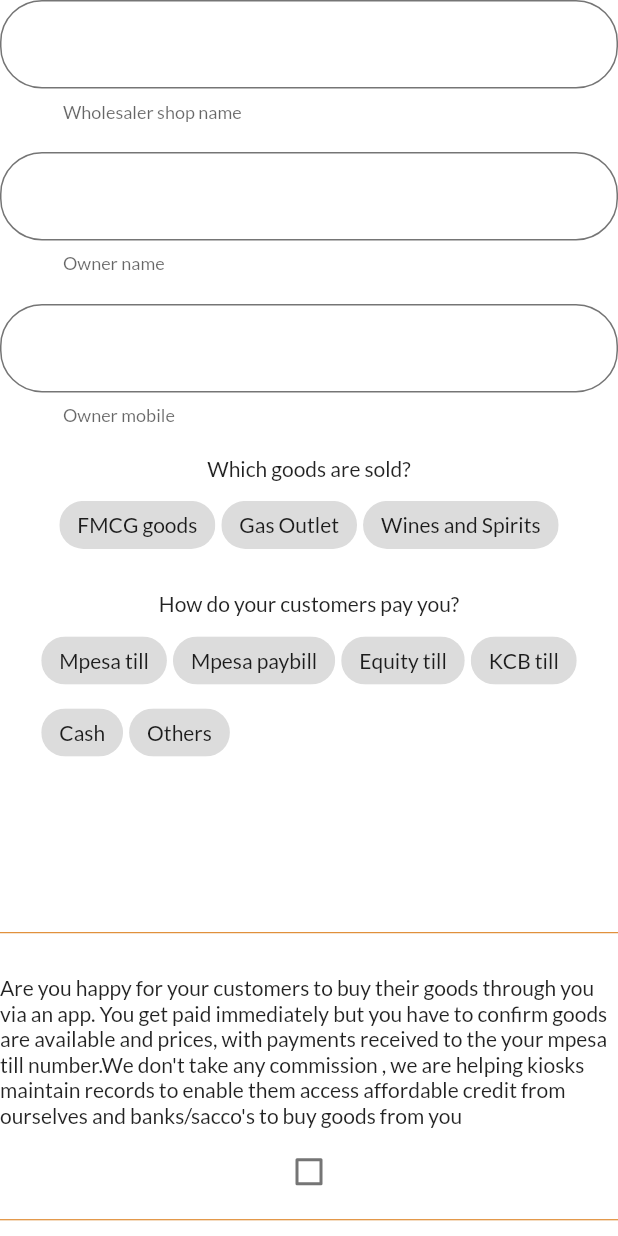
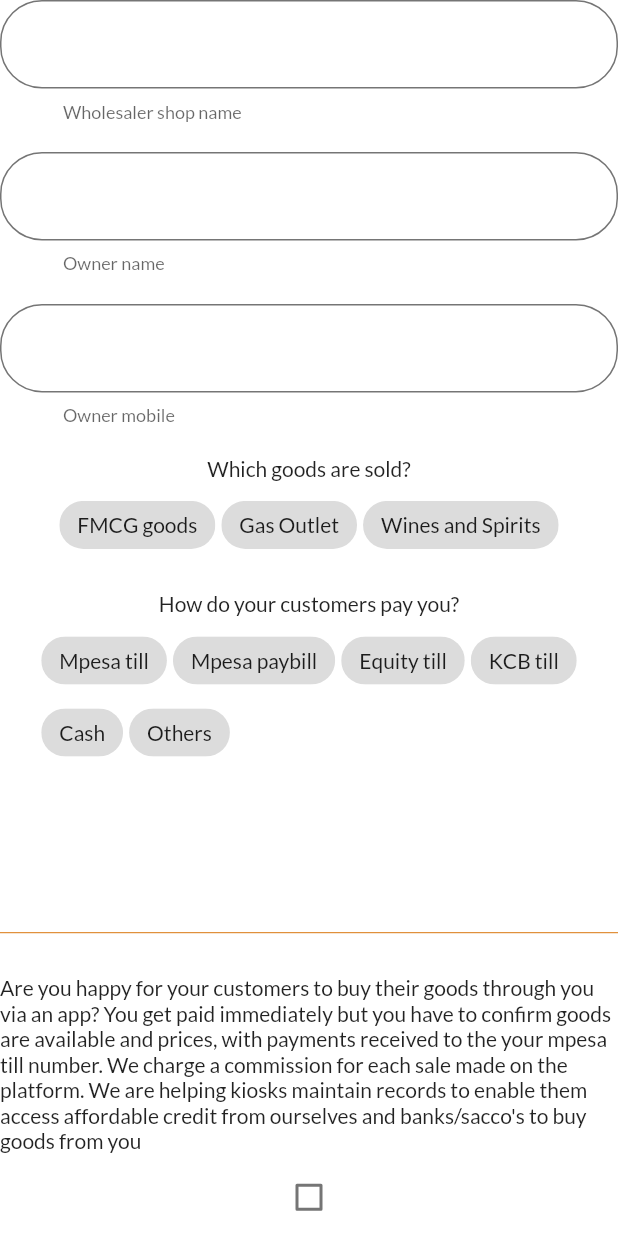
Before and after one commit to CarltonK/kweli_agents-fe, a Flutter app: the WholesalerForm widget shown alone on an empty page, opened directly, on a phone screen of 412 x 824 dp. Run offline on Flutter 3.47's test engine with Material 2 defaults, Android fonts, the phone set to English and light mode, and no system bars; our stand-ins replace cloud_firestore, firebase_auth, firebase_core, flutter_spinkit, flutter_svg, geolocator and 1 more; missing offline and left inert: firebase_app_check; accounts and stored records are empty.

Commit message:
KS-165 #comment minor changes + timestamp for entries

```diff
--- a/lib/models/kiosk.dart
+++ b/lib/models/kiosk.dart
@@ -37,6 +37,7 @@ class KioskModel {
   String? improvementsToCurrentSystemNeeded;
   String? generalFeedback;
   Location? location;
+  DateTime? addedAt;
 
   KioskModel({
     this.kioskName,
@@ -75,6 +76,7 @@ class KioskModel {
     this.improvementsToCurrentSystemNeeded,
     this.generalFeedback,
     this.location,
+    this.addedAt,
   });
 
   Map<String, dynamic> toMap() => {
@@ -114,5 +116,6 @@ class KioskModel {
         'improvementsToCurrentSystemNeeded': improvementsToCurrentSystemNeeded,
         'generalFeedback': generalFeedback,
         'location': location != null ? location!.toMap() : null,
+        'addedAt': addedAt,
       };
 }
--- a/lib/models/models.dart
+++ b/lib/models/models.dart
@@ -1,5 +1,5 @@
 export 'agents.dart';
 export 'location.dart';
-export 'wholeseller.dart';
+export 'wholesaler.dart';
 export 'kiosk.dart';
 export 'radio.dart';
--- a/lib/models/radio.dart
+++ b/lib/models/radio.dart
@@ -7,6 +7,7 @@ class RadioModel {
 
 RadioModel male = RadioModel(value: 0, title: 'Male');
 RadioModel female = RadioModel(value: 1, title: 'Female');
+
 RadioModel shortTerm = RadioModel(value: 0, title: '1 - 2 months');
 RadioModel mediumTerm = RadioModel(value: 1, title: '3 - 5 months');
 RadioModel longTerm = RadioModel(value: 2, title: '6 - 8 months');
--- a/lib/models/wholeseller.dart
+++ b/lib/models/wholesaler.dart
@@ -17,6 +17,7 @@ class WholesellerModel {
   bool? doesDeliver;
   String? minPurchaseAmountForDelivery;
   String? otherDeliveryInfo;
+  DateTime? addedAt;
 
   WholesellerModel({
     this.shopName,
@@ -35,6 +36,7 @@ class WholesellerModel {
     this.doesDeliver,
     this.minPurchaseAmountForDelivery,
     this.otherDeliveryInfo,
+    this.addedAt,
   });
 
   Map<String, dynamic> toMap() => {
@@ -54,5 +56,6 @@ class WholesellerModel {
         'doesDeliver': doesDeliver,
         'minPurchaseAmountForDelivery': minPurchaseAmountForDelivery,
         'otherDeliveryInfo': otherDeliveryInfo,
+        'addedAt': addedAt,
       };
 }
--- a/lib/screens/home/kiosk_screen.dart
+++ b/lib/screens/home/kiosk_screen.dart
@@ -945,6 +945,7 @@ class _KioskFormState extends State<KioskForm> {
           location: _location,
           improvementsToCurrentSystemNeeded: _currentSystemImprovements,
           generalFeedback: _generalFeedback,
+          addedAt: DateTime.now(),
           isMpesaAgent: _otherProducts.contains('Mpesa Withdrawal/deposit'),
           needsCreditForFloat: _wouldNeedCreditForFloat,
           kioskOwnerGender: genderGroupValue == -1
--- a/lib/screens/home/wholesaler_screen.dart
+++ b/lib/screens/home/wholesaler_screen.dart
@@ -483,6 +483,7 @@ class _WholesalerFormState extends State<WholesalerForm> {
           mpesaTillNumber: _mpesaTillNumber,
           otherDeliveryInfo: _otherDeliveryInfo,
           otherPaymentInfo: _otherPaymentInfo,
+          addedAt: DateTime.now(),
           ownerMobile: _ownerMobile,
           ownerName: _ownerName,
           paymentOptions: _paymentOptions,
--- a/lib/utilities/constants.dart
+++ b/lib/utilities/constants.dart
@@ -171,9 +171,9 @@ class Constants {
   ];
 
   static const String viabilityForWholesaler = 'Are you happy for your '
-      'customers to buy their goods through you via an app. You get paid immediately but '
+      'customers to buy their goods through you via an app? You get paid immediately but '
       'you have to confirm goods are available and prices, with payments received to'
-      ' the your mpesa till number.We don\'t take any commission , '
-      'we are helping kiosks maintain records to enable them access '
+      ' the your mpesa till number. We charge a commission for each sale made on the platform. '
+      'We are helping kiosks maintain records to enable them access '
       'affordable credit from ourselves and banks/sacco\'s to buy goods from you';
 }
```
